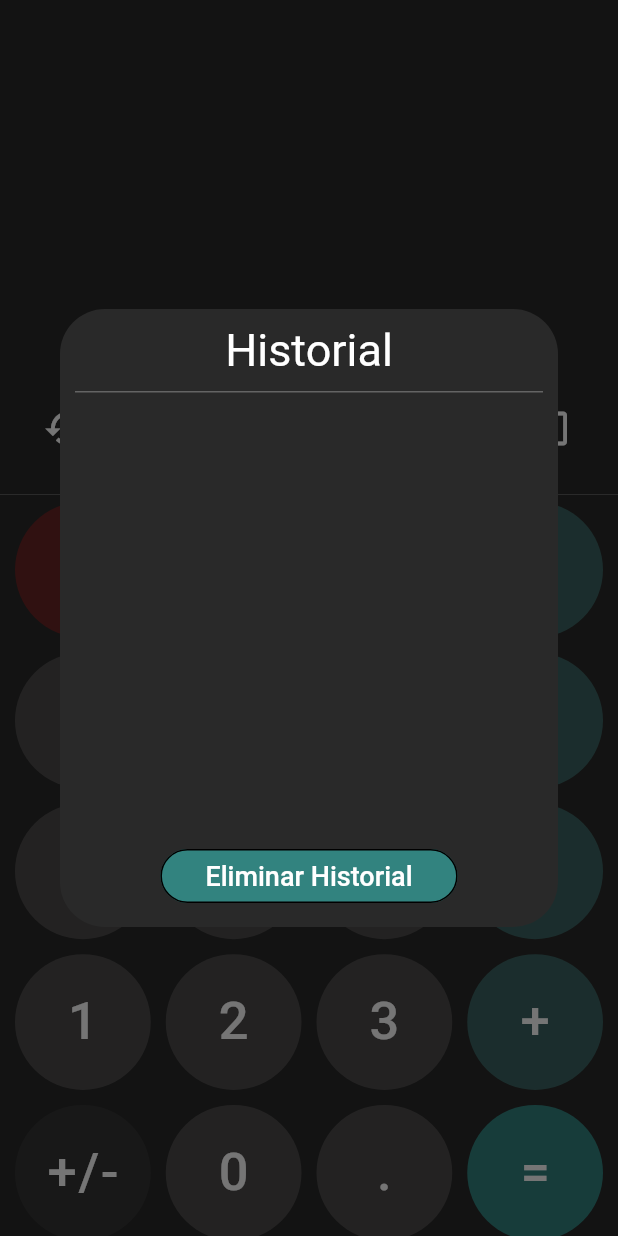
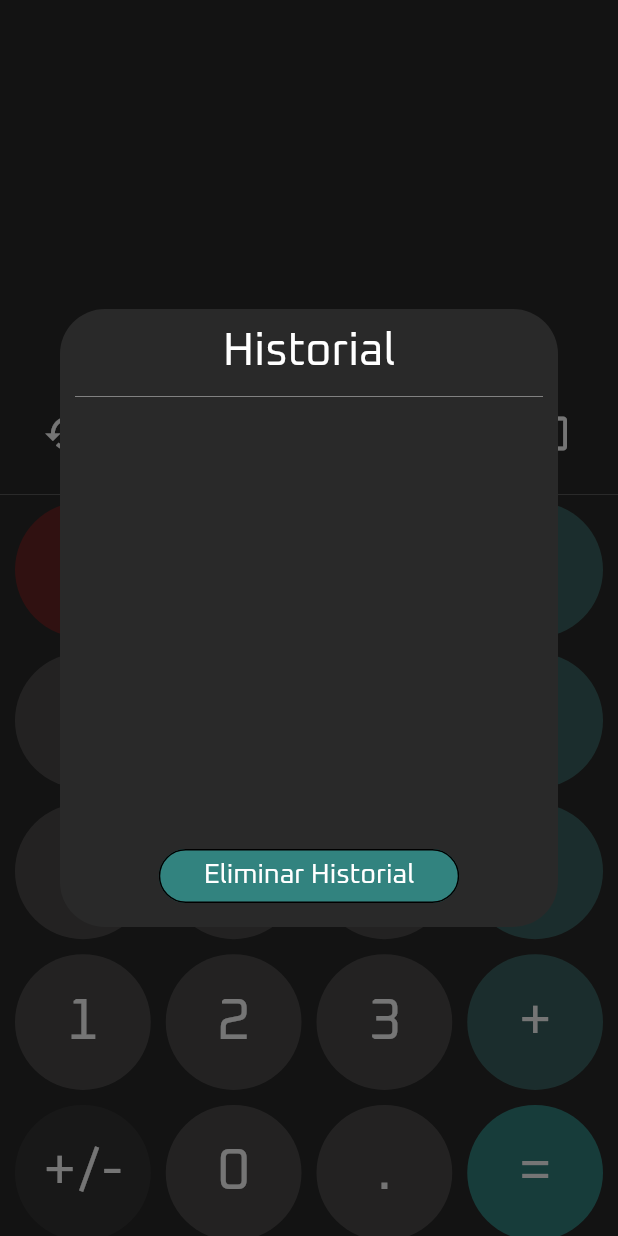
Before and after one commit to MatiasSalomon01/Flutter_Calculator, a Flutter app: the screen it shows after launch, after a tap on the "history" icon, on a phone screen of 412 x 824 dp. Run offline on Flutter 3.47's test engine with Material 2 defaults, Android fonts, the phone set to English and light mode, and no system bars.

Commit message:
Nuevo family font para la app

```diff
--- a/lib/Helpers/helper.dart
+++ b/lib/Helpers/helper.dart
@@ -79,7 +79,7 @@ class Helper {
       context: context,
       builder: (context) => const Text(
         'No se puede mayor de 15 digitos',
-        style: TextStyle(fontSize: 25),
+        style: TextStyle(fontSize: 25, fontFamily: 'Oxanium'),
       ),
     );
   }
--- a/lib/widgets/floating_action_button_custom.dart
+++ b/lib/widgets/floating_action_button_custom.dart
@@ -20,9 +20,11 @@ class FloatingActionButtonCustom extends StatelessWidget {
       backgroundColor: color,
       highlightElevation: 0,
       elevation: 0,
-      child: Text(value, style: const TextStyle(fontSize: 35)),
+      child: Text(value,
+          style: const TextStyle(fontSize: 38, fontFamily: 'Oxanium')),
       onPressed: () {
         if (value == '()' || value == '+/-') return;
+
         if (value == "C") {
           inputProvider.cleanInput();
         } else {
@@ -50,7 +52,9 @@ class FloatingActionButtonCustom extends StatelessWidget {
 
           if (value == "=" && inputProvider.isFirstNumber == false) {
             Helper.setSecondNumber(inputProvider);
+
             if (inputProvider.isSecondNumber == true) return;
+
             if (inputProvider.secondNumber.toString().isNotEmpty) {
               Helper.calculateResult(inputProvider, value);
               inputProvider.isFirstNumber = true;
@@ -60,7 +64,9 @@ class FloatingActionButtonCustom extends StatelessWidget {
           }
 
           inputProvider.controller.text += value;
+
           if (inputProvider.controller.text.endsWith('.0')) return;
+
           inputProvider.controller.text = Helper.formatNumber(
             double.parse(inputProvider.controller.text.replaceAll(",", "")),
           );
--- a/lib/widgets/input_area.dart
+++ b/lib/widgets/input_area.dart
@@ -97,7 +97,8 @@ Widget contentBox(BuildContext context) {
           padding: EdgeInsets.symmetric(vertical: 10),
           child: Text(
             'Historial',
-            style: TextStyle(color: Colors.white, fontSize: 30),
+            style: TextStyle(
+                color: Colors.white, fontSize: 30, fontFamily: 'Oxanium'),
           ),
         ),
         Container(
@@ -115,7 +116,8 @@ Widget contentBox(BuildContext context) {
             itemBuilder: (context, index) {
               return Text(
                 inputProvider.totalHistory[index],
-                style: const TextStyle(color: Colors.white, fontSize: 27),
+                style: const TextStyle(
+                    color: Colors.white, fontSize: 27, fontFamily: 'Oxanium'),
               );
             },
             itemCount: inputProvider.totalHistory.length,
@@ -129,7 +131,7 @@ Widget contentBox(BuildContext context) {
               Navigator.pop(context);
             },
             style: TextButton.styleFrom(
-              padding: EdgeInsets.symmetric(horizontal: 30, vertical: 5),
+              padding: const EdgeInsets.symmetric(horizontal: 30, vertical: 5),
               backgroundColor: const Color.fromARGB(255, 50, 131, 127),
               shape: const StadiumBorder(
                 side: BorderSide(),
@@ -137,7 +139,8 @@ Widget contentBox(BuildContext context) {
             ),
             child: const Text(
               'Eliminar Historial',
-              style: TextStyle(color: Colors.white, fontSize: 18),
+              style: TextStyle(
+                  color: Colors.white, fontSize: 18, fontFamily: 'Oxanium'),
             ),
           ),
         ),
@@ -206,7 +209,8 @@ class _TextFieldCustom extends StatelessWidget {
         cursorColor: Colors.white,
         textAlign: TextAlign.end,
         decoration: const InputDecoration(border: InputBorder.none),
-        style: const TextStyle(color: Colors.white, fontSize: 50),
+        style: const TextStyle(
+            color: Colors.white, fontSize: 50, fontFamily: 'Oxanium'),
       ),
     );
   }
@@ -226,7 +230,9 @@ class _History extends StatelessWidget {
       child: Text(
         inputProvider.history,
         style: const TextStyle(
-            color: Color.fromARGB(255, 117, 117, 117), fontSize: 25),
+            color: Color.fromARGB(255, 117, 117, 117),
+            fontSize: 25,
+            fontFamily: 'Oxanium'),
       ),
     );
   }
```
Also changed, not shown: pubspec.yaml (+4 -14 lines), fonts/Oxanium-Regular.ttf (added).
